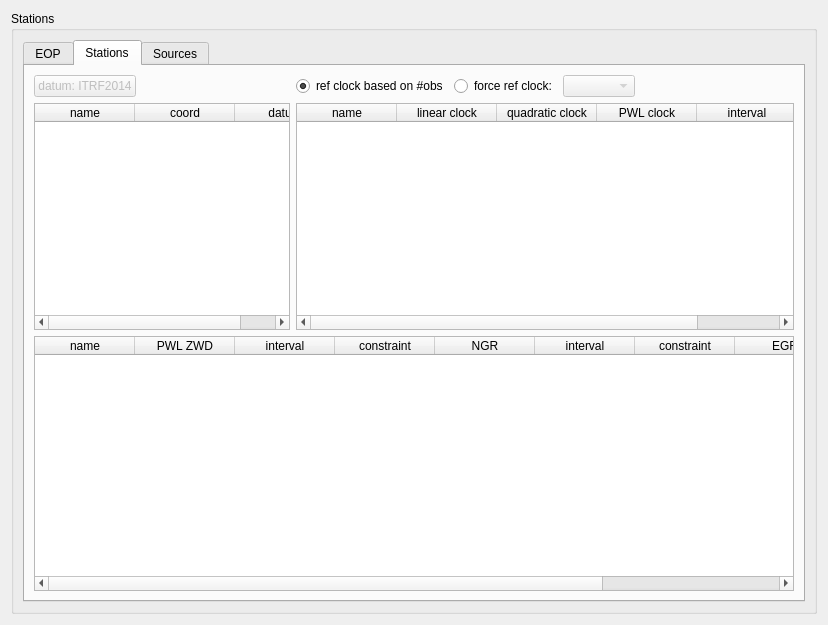
Qt form Widgets/solverwidget.ui (TUW-VieVS/VieSchedppGUI) before a commit.
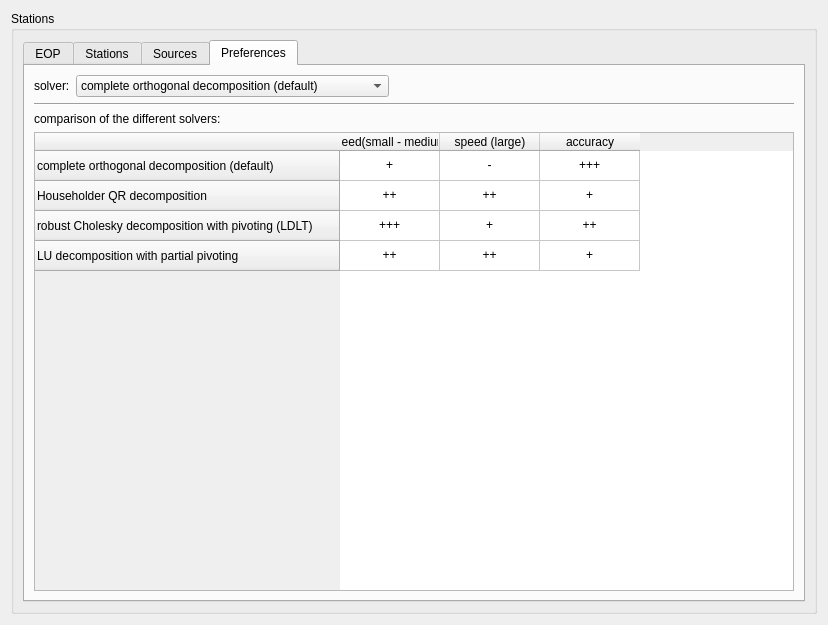
The same form after that commit. Icons and pictures are not drawn.

Commit message: new algorithms for solver

Patch:
```diff
--- a/Widgets/solverwidget.ui
+++ b/Widgets/solverwidget.ui
@@ -30,7 +30,7 @@
           <string>&lt;html&gt;&lt;head/&gt;&lt;body&gt;&lt;p&gt;Estimate source coordinates. &lt;/p&gt;&lt;p&gt;Be careful when using this option. It is often not advisable to estimate sources from single sessions. Be especially carful with how to define the datum. Do not add sources into the datum if they have too few observations! &lt;/p&gt;&lt;p&gt;It might be that VieSched++ does remove some sources from the datum. For example: this is the case if you a source is only observed by single-baseline scans. &lt;/p&gt;&lt;p&gt;Simillarly, observations to sources might be removed completely from the estimation process in case there are to few scans or observations. &lt;/p&gt;&lt;p&gt;If you want to estimate sources it is recommended to define a minimum of three stations per scan in the source parameters &lt;img src=&quot;:/icons/icons/source_p.png&quot; width=&quot;30&quot; height=&quot;30&quot;/&gt;. &lt;/p&gt;&lt;/body&gt;&lt;/html&gt;</string>
          </property>
          <property name="currentIndex">
-          <number>1</number>
+          <number>3</number>
          </property>
          <widget class="QWidget" name="EOP">
           <property name="toolTip">
@@ -768,6 +768,217 @@
            </item>
           </layout>
          </widget>
+         <widget class="QWidget" name="tab">
+          <attribute name="icon">
+           <iconset resource="../myresources.qrc">
+            <normaloff>:/icons/icons/system-run-3.png</normaloff>:/icons/icons/system-run-3.png</iconset>
+          </attribute>
+          <attribute name="title">
+           <string>Preferences</string>
+          </attribute>
+          <layout class="QVBoxLayout" name="verticalLayout_9">
+           <item>
+            <layout class="QHBoxLayout" name="horizontalLayout_7">
+             <item>
+              <widget class="QLabel" name="label_2">
+               <property name="text">
+                <string>solver:</string>
+               </property>
+              </widget>
+             </item>
+             <item>
+              <widget class="QComboBox" name="comboBox_solver">
+               <item>
+                <property name="text">
+                 <string>complete orthogonal decomposition (default)</string>
+                </property>
+               </item>
+               <item>
+                <property name="text">
+                 <string>Householder QR decomposition</string>
+                </property>
+               </item>
+               <item>
+                <property name="text">
+                 <string>robust Cholesky decomposition with pivoting (LDLT)</string>
+                </property>
+               </item>
+               <item>
+                <property name="text">
+                 <string>LU decomposition with partial pivoting</string>
+                </property>
+               </item>
+              </widget>
+             </item>
+             <item>
+              <spacer name="horizontalSpacer_6">
+               <property name="orientation">
+                <enum>Qt::Horizontal</enum>
+               </property>
+               <property name="sizeHint" stdset="0">
+                <size>
+                 <width>40</width>
+                 <height>20</height>
+                </size>
+               </property>
+              </spacer>
+             </item>
+            </layout>
+           </item>
+           <item>
+            <widget class="Line" name="line">
+             <property name="orientation">
+              <enum>Qt::Horizontal</enum>
+             </property>
+            </widget>
+           </item>
+           <item>
+            <widget class="QLabel" name="label_6">
+             <property name="text">
+              <string>comparison of the different solvers:</string>
+             </property>
+            </widget>
+           </item>
+           <item>
+            <widget class="QTableWidget" name="tableWidget_solver">
+             <property name="editTriggers">
+              <set>QAbstractItemView::NoEditTriggers</set>
+             </property>
+             <row>
+              <property name="text">
+               <string>complete orthogonal decomposition (default)</string>
+              </property>
+             </row>
+             <row>
+              <property name="text">
+               <string>Householder QR decomposition</string>
+              </property>
+             </row>
+             <row>
+              <property name="text">
+               <string>robust Cholesky decomposition with pivoting (LDLT)</string>
+              </property>
+             </row>
+             <row>
+              <property name="text">
+               <string>LU decomposition with partial pivoting</string>
+              </property>
+             </row>
+             <column>
+              <property name="text">
+               <string>speed(small - medium)</string>
+              </property>
+             </column>
+             <column>
+              <property name="text">
+               <string>speed (large)</string>
+              </property>
+             </column>
+             <column>
+              <property name="text">
+               <string>accuracy</string>
+              </property>
+             </column>
+             <item row="0" column="0">
+              <property name="text">
+               <string>+</string>
+              </property>
+              <property name="textAlignment">
+               <set>AlignCenter</set>
+              </property>
+             </item>
+             <item row="0" column="1">
+              <property name="text">
+               <string>-</string>
+              </property>
+              <property name="textAlignment">
+               <set>AlignCenter</set>
+              </property>
+             </item>
+             <item row="0" column="2">
+              <property name="text">
+               <string>+++</string>
+              </property>
+              <property name="textAlignment">
+               <set>AlignCenter</set>
+              </property>
+             </item>
+             <item row="1" column="0">
+              <property name="text">
+               <string>++</string>
+              </property>
+              <property name="textAlignment">
+               <set>AlignCenter</set>
+              </property>
+             </item>
+             <item row="1" column="1">
+              <property name="text">
+               <string>++</string>
+              </property>
+              <property name="textAlignment">
+               <set>AlignCenter</set>
+              </property>
+             </item>
+             <item row="1" column="2">
+              <property name="text">
+               <string>+</string>
+              </property>
+              <property name="textAlignment">
+               <set>AlignCenter</set>
+              </property>
+             </item>
+             <item row="2" column="0">
+              <property name="text">
+               <string>+++</string>
+              </property>
+              <property name="textAlignment">
+               <set>AlignCenter</set>
+              </property>
+             </item>
+             <item row="2" column="1">
+              <property name="text">
+               <string>+</string>
+              </property>
+              <property name="textAlignment">
+               <set>AlignCenter</set>
+              </property>
+             </item>
+             <item row="2" column="2">
+              <property name="text">
+               <string>++</string>
+              </property>
+              <property name="textAlignment">
+               <set>AlignCenter</set>
+              </property>
+             </item>
+             <item row="3" column="0">
+              <property name="text">
+               <string>++</string>
+              </property>
+              <property name="textAlignment">
+               <set>AlignCenter</set>
+              </property>
+             </item>
+             <item row="3" column="1">
+              <property name="text">
+               <string>++</string>
+              </property>
+              <property name="textAlignment">
+               <set>AlignCenter</set>
+              </property>
+             </item>
+             <item row="3" column="2">
+              <property name="text">
+               <string>+</string>
+              </property>
+              <property name="textAlignment">
+               <set>AlignCenter</set>
+              </property>
+             </item>
+            </widget>
+           </item>
+          </layout>
+         </widget>
         </widget>
        </item>
       </layout>
```
Left out of the diff: 16 changed lines with no effect on the pictures. The commit also changes 4 other files.
